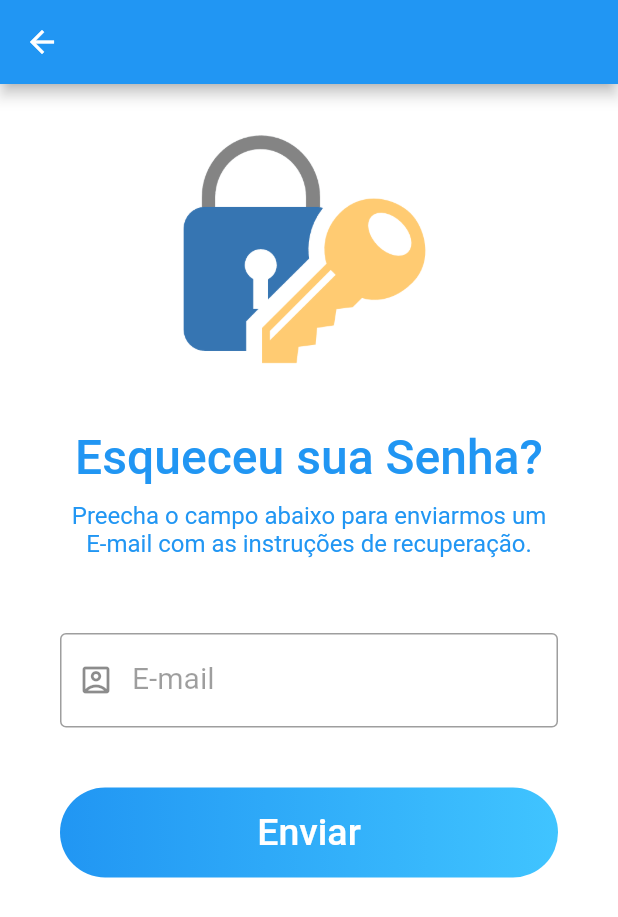
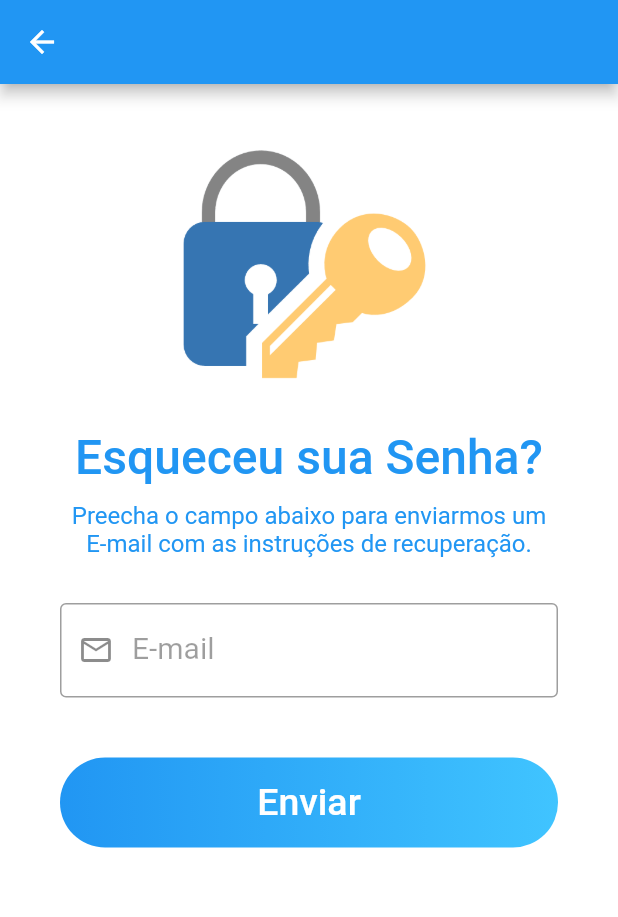
Before and after one commit to SENAI-ads-group/almox-mobile, a Flutter app: the screen it shows after launch, after a tap on "Esqueceu a senha?", on a phone screen of 412 x 824 dp. Shown: the top 917 px of the screen. Run offline on Flutter 3.47's test engine with Material 2 defaults, Android fonts, the phone set to English and light mode, and no system bars; our stand-ins replace awesome_dialog, brasil_fields, flutter_speed_dial, get.

Commit message:
Alterações de iconos e espeçamentos

```diff
--- a/lib/src/pages/login/login_reset-password.dart
+++ b/lib/src/pages/login/login_reset-password.dart
@@ -24,7 +24,7 @@ class _ResetPasswordState extends State<ResetPassword> {
       ),
       body: Container(
         padding: EdgeInsets.only(
-          top: 10,
+          top: 20,
           left: 40,
           right: 40,
 
@@ -38,7 +38,7 @@ class _ResetPasswordState extends State<ResetPassword> {
               child: Image.asset("assets/images/resetPassword.jpg"),
             ),
             SizedBox(
-              height: 20,
+              height: 10,
             ),
             Text(
               "Esqueceu sua Senha?",
@@ -62,7 +62,7 @@ class _ResetPasswordState extends State<ResetPassword> {
               textAlign: TextAlign.center,
             ),
             SizedBox(
-              height: 50,
+              height: 30,
             ),
                TextFormField(
 
@@ -70,7 +70,7 @@ class _ResetPasswordState extends State<ResetPassword> {
               decoration: InputDecoration(
                 labelText: "E-mail",
                 border: OutlineInputBorder(),
-                prefixIcon: Icon(Icons.account_box_outlined),
+                prefixIcon: Icon(Icons.email_outlined),
                 labelStyle: TextStyle(
                   color: Colors.black38,
                   fontWeight: FontWeight.w400,
--- a/lib/src/pages/login/login_screen.dart
+++ b/lib/src/pages/login/login_screen.dart
@@ -48,7 +48,7 @@ class _LoginScreenState extends State<LoginScreen> {
                 decoration: InputDecoration(
                   labelText: "Cpf",
                   border: OutlineInputBorder(),
-                  prefixIcon: Icon(Icons.account_box_outlined),
+                  prefixIcon: Icon(Icons.article_outlined),
                      labelStyle: TextStyle(
                   color: Colors.black38,
                   fontWeight: FontWeight.w400,
```
